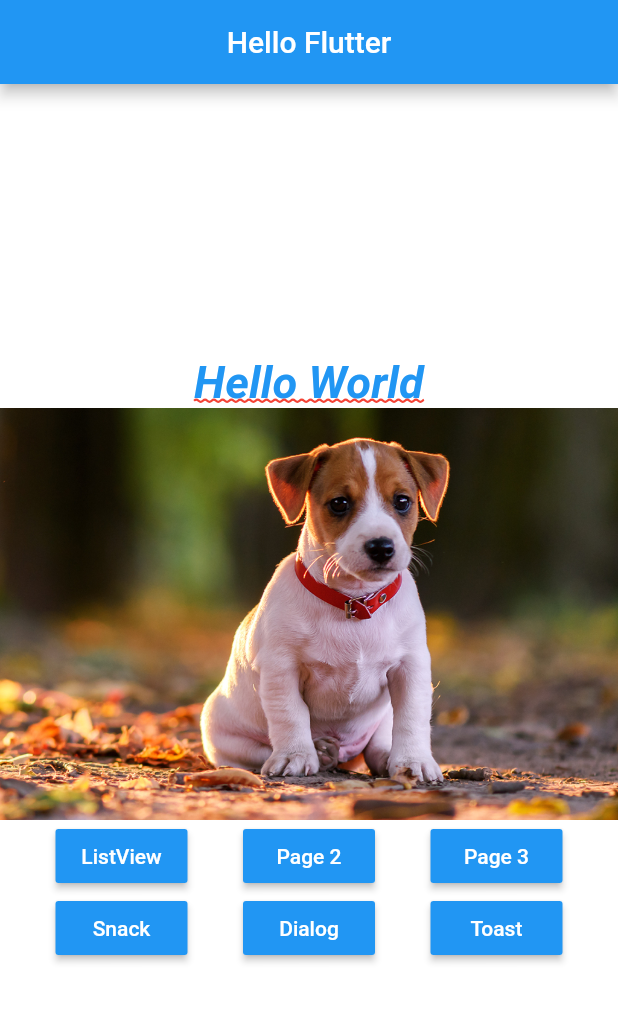
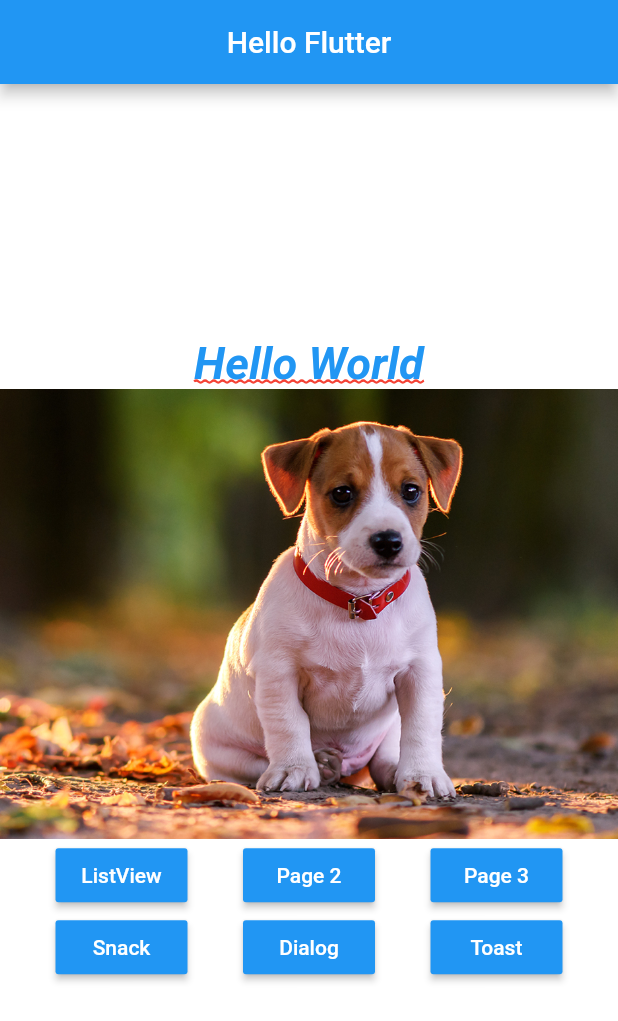
Before and after one commit to Josebr1/flutter_hello, a Flutter app: the screen it shows after launch, on a phone screen of 412 x 824 dp. Shown: the top 1021 px of the screen. Run offline on Flutter 3.47's test engine with Material 2 defaults, Android fonts, the phone set to English and light mode, and no system bars.

```diff
--- a/lib/pages/home_page.dart
+++ b/lib/pages/home_page.dart
@@ -20,11 +20,26 @@ class HomePage extends StatelessWidget {
         mainAxisAlignment: MainAxisAlignment.center,
         children: <Widget>[
           _text(),
-          _img(),
+          _pageView(),
           _buttons()
         ],
       ),
     );
+  }
+
+  Container _pageView() {
+    return Container(
+          height: 300,
+          child: PageView(
+            children: <Widget>[
+              _img("assets/images/dog1.png"),
+              _img("assets/images/dog2.png"),
+              _img("assets/images/dog3.png"),
+              _img("assets/images/dog4.png"),
+              _img("assets/images/dog5.png"),
+            ],
+          ),
+        );
   }
 
   Column _buttons() {
@@ -68,9 +83,9 @@ class HomePage extends StatelessWidget {
     print('Clicou no botão!');
   }
 
-  _img() {
+  _img(String img) {
     return Image.asset(
-      "assets/images/dog1.png",
+      img,
       fit: BoxFit.cover,
     );
   }
```
